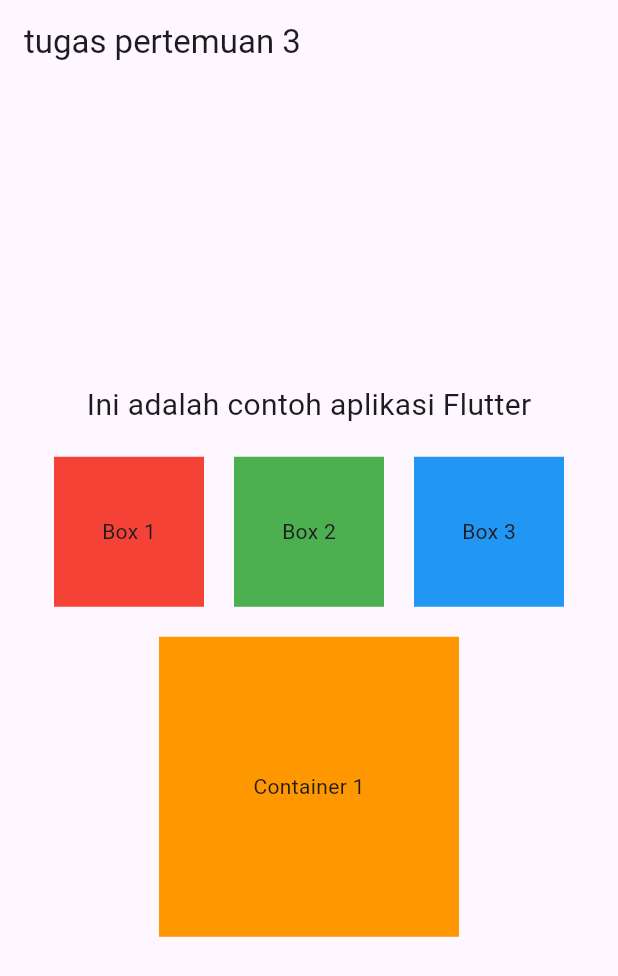
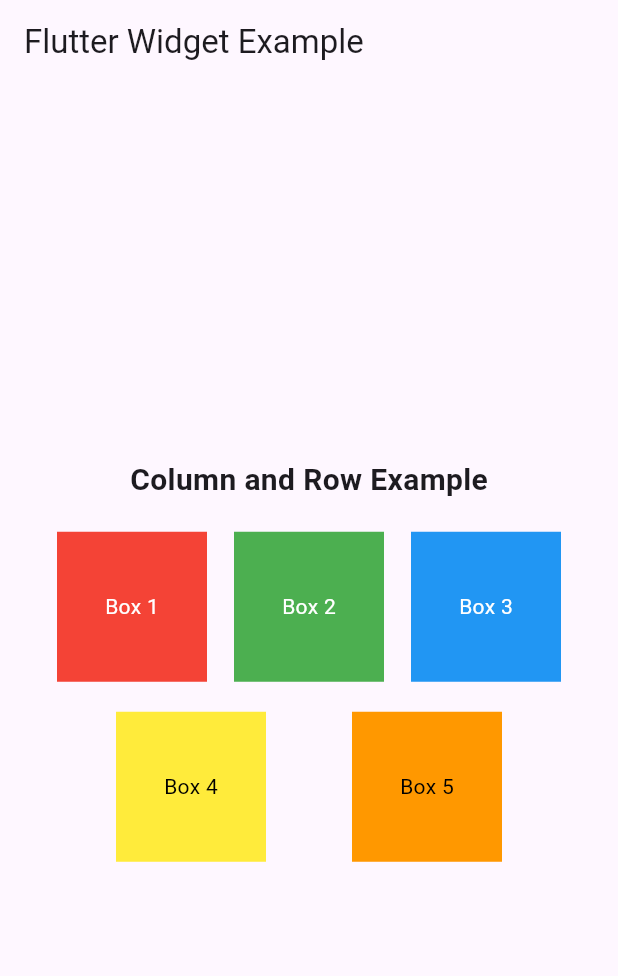
Before and after one commit to Dikry720p/mobile_tech, a Flutter app: the screen it shows after launch, on a phone screen of 412 x 824 dp. Shown: the top 976 px of the screen. Run offline on Flutter 3.47's test engine with Material 3 defaults, Android fonts, the phone set to English and light mode, and no system bars.

Commit message:
Update main.dart

```diff
--- a/lib/main.dart
+++ b/lib/main.dart
@@ -8,7 +8,7 @@ class MyApp extends StatelessWidget {
   @override
   Widget build(BuildContext context) {
     return MaterialApp(
-      title: 'Tugas pertemuan 3',
+      title: 'Flutter Demo',
       theme: ThemeData(
         primarySwatch: Colors.blue,
       ),
@@ -22,49 +22,87 @@ class MyHomePage extends StatelessWidget {
   Widget build(BuildContext context) {
     return Scaffold(
       appBar: AppBar(
-        title: Text('tugas pertemuan 3'),
+        title: Text('Flutter Widget Example'),
       ),
       body: Center(
         child: Container(
-          padding: EdgeInsets.all(16.0),
+          padding: EdgeInsets.all(20.0),
           child: Column(
             mainAxisAlignment: MainAxisAlignment.center,
-            crossAxisAlignment: CrossAxisAlignment.center,
-            children: [
+            children: <Widget>[
               Text(
-                'Ini adalah contoh aplikasi Flutter',
-                style: TextStyle(fontSize: 20.0),
+                'Column and Row Example',
+                style: TextStyle(
+                  fontSize: 20.0,
+                  fontWeight: FontWeight.bold,
+                ),
               ),
               SizedBox(height: 20.0),
               Row(
                 mainAxisAlignment: MainAxisAlignment.spaceEvenly,
-                children: [
+                children: <Widget>[
                   Container(
-                    width: 100,
-                    height: 100,
+                    width: 100.0,
+                    height: 100.0,
                     color: Colors.red,
-                    child: Center(child: Text('Box 1')),
+                    child: Center(
+                      child: Text(
+                        'Box 1',
+                        style: TextStyle(color: Colors.white),
+                      ),
+                    ),
                   ),
                   Container(
-                    width: 100,
-                    height: 100,
+                    width: 100.0,
+                    height: 100.0,
                     color: Colors.green,
-                    child: Center(child: Text('Box 2')),
+                    child: Center(
+                      child: Text(
+                        'Box 2',
+                        style: TextStyle(color: Colors.white),
+                      ),
+                    ),
                   ),
                   Container(
-                    width: 100,
-                    height: 100,
+                    width: 100.0,
+                    height: 100.0,
                     color: Colors.blue,
-                    child: Center(child: Text('Box 3')),
+                    child: Center(
+                      child: Text(
+                        'Box 3',
+                        style: TextStyle(color: Colors.white),
+                      ),
+                    ),
                   ),
                 ],
               ),
               SizedBox(height: 20.0),
-              Container(
-                width: 200,
-                height: 200,
-                color: Colors.orange,
-                child: Center(child: Text('Container 1')),
+              Row(
+                mainAxisAlignment: MainAxisAlignment.spaceEvenly,
+                children: <Widget>[
+                  Container(
+                    width: 100.0,
+                    height: 100.0,
+                    color: Colors.yellow,
+                    child: Center(
+                      child: Text(
+                        'Box 4',
+                        style: TextStyle(color: Colors.black),
+                      ),
+                    ),
+                  ),
+                  Container(
+                    width: 100.0,
+                    height: 100.0,
+                    color: Colors.orange,
+                    child: Center(
+                      child: Text(
+                        'Box 5',
+                        style: TextStyle(color: Colors.black),
+                      ),
+                    ),
+                  ),
+                ],
               ),
             ],
           ),
```
